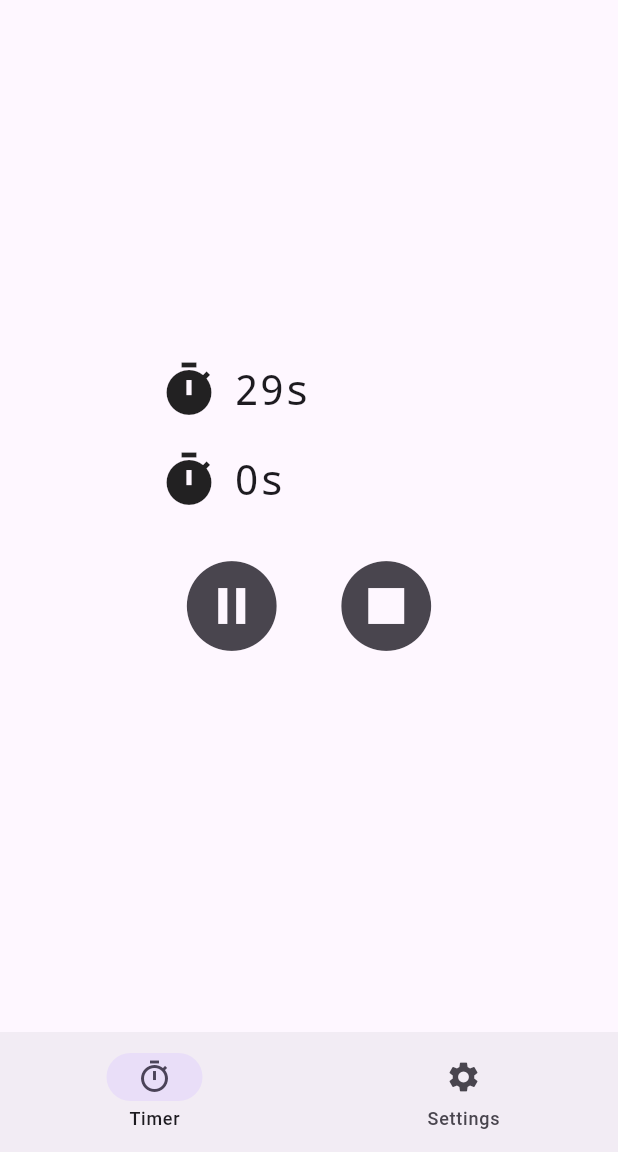
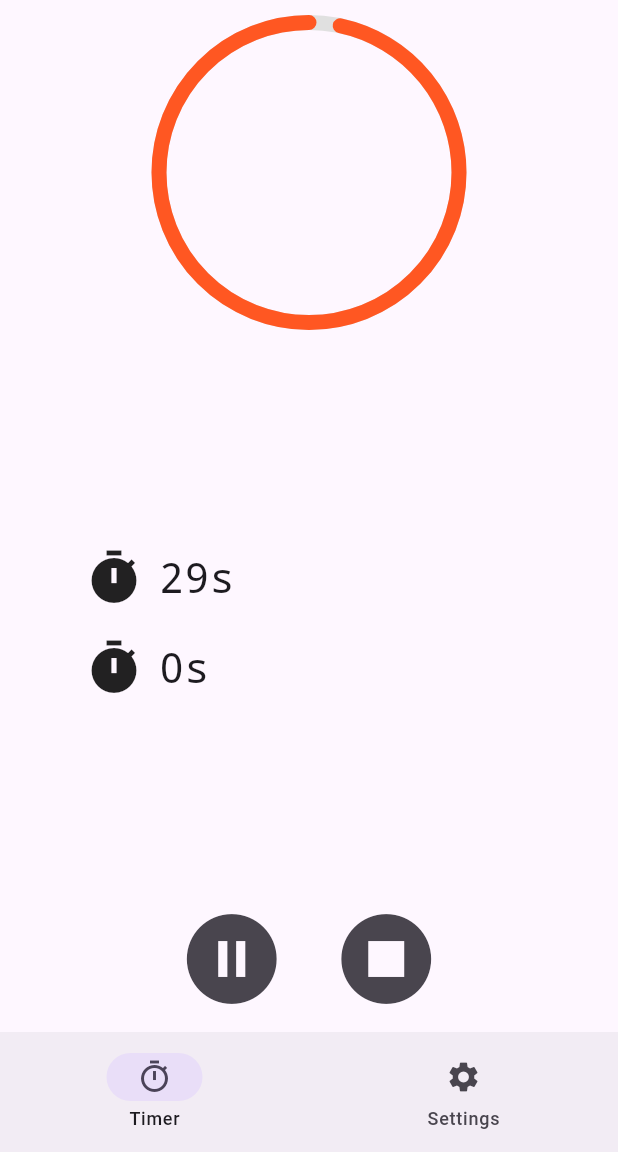
Before and after one commit to LaineOtto/meditation-timer-plus, a Flutter app: the screen it shows after launch, after a tap on the "play circle filled" icon, on a phone screen of 412 x 824 dp, the part 84-1236 px from its top. Run offline on Flutter 3.47's test engine with Material 3 defaults, Android fonts, the phone set to English and light mode, and no system bars; our stand-ins replace flutter_riverpod, freezed_annotation; missing offline and left inert: android_alarm_manager_plus, do_not_disturb, flutter_volume_controller, sound_mode.

Commit message:
add progress circle

```diff
--- a/meditation_timer_plus/lib/main.dart
+++ b/meditation_timer_plus/lib/main.dart
@@ -1,3 +1,4 @@
+import 'dart:math';
 import 'package:flutter/material.dart';
 import 'package:flutter_riverpod/flutter_riverpod.dart';
 import 'package:flutter/cupertino.dart';
@@ -210,17 +211,33 @@ class _MyHomePageState extends ConsumerState<MyHomePage> {
     settingsState,
     settingsNotifier,
   ) {
+    final countdownInitial = timerState.countdownInitial.inSeconds;
+    double countdownProgress = timerState.countdownRemaining.inSeconds / countdownInitial;
+
     return Column(
+      mainAxisAlignment: MainAxisAlignment.spaceBetween,
+      children: [
+        Padding(
+          padding: const EdgeInsets.only(top: 15),
+          child: CustomPaint(
+            size: Size(200, 200),
+            painter: TimerProgressPainter(
+              progress: countdownProgress,
+            ),
+          ),
+        ),
+        Column(
           mainAxisAlignment: MainAxisAlignment.center,
           children: [
-        // TODO: add total time visible here, format it to look prettier
-        Row(
+            Padding(
+              padding: const EdgeInsets.only(top: 20),
+              child: Row(
                 mainAxisAlignment: MainAxisAlignment.center,
                 children: [
                   Icon(Icons.timer, size: 40),
                   SizedBox(width: 10),
                   SizedBox(
-              width: 150,
+                    width: 250,
                     child: Text(
                       _displayTimeFormatted(
                             timerState.countdownQueue,
@@ -231,7 +248,8 @@ class _MyHomePageState extends ConsumerState<MyHomePage> {
                               timerState.countdownRemaining,
                             )
                           : "Countdown Finished",
-                style: Theme.of(context).textTheme.headlineMedium?.copyWith(
+                      style: Theme.of(context).textTheme.headlineMedium
+                          ?.copyWith(
                             fontFeatures: [FontFeature.tabularFigures()],
                             fontFamily: 'monospace',
                           ),
@@ -240,6 +258,7 @@ class _MyHomePageState extends ConsumerState<MyHomePage> {
                   ),
                 ],
               ),
+            ),
             SizedBox(height: 20),
             Row(
               mainAxisAlignment: MainAxisAlignment.center,
@@ -247,7 +266,7 @@ class _MyHomePageState extends ConsumerState<MyHomePage> {
                 Icon(Icons.timer, size: 40),
                 SizedBox(width: 10),
                 SizedBox(
-              width: 150,
+                  width: 250,
                   child: Text(
                     _displayTimeFormatted(
                           [],
@@ -264,8 +283,11 @@ class _MyHomePageState extends ConsumerState<MyHomePage> {
                 ),
               ],
             ),
-        SizedBox(height: 20),
-        Row(
+          ],
+        ),
+        Padding(
+          padding: const EdgeInsets.only(bottom: 5),
+          child: Row(
             mainAxisAlignment: MainAxisAlignment.center,
             children: [
               IconButton(
@@ -283,6 +305,7 @@ class _MyHomePageState extends ConsumerState<MyHomePage> {
                 icon: Icon(Icons.stop_circle),
               ),
             ],
+          ),
         ),
       ],
     );
@@ -359,3 +382,47 @@ class _MyHomePageState extends ConsumerState<MyHomePage> {
     );
   }
 }
+
+class TimerProgressPainter extends CustomPainter {
+  final double progress; //0.0 to 1.0
+
+  TimerProgressPainter({required this.progress});
+
+  void paint(Canvas canvas, Size size) {
+    final center = size.center(Offset.zero);
+    final radius = size.width / 2;
+
+    final backgroundPaint = Paint()
+      ..color = Colors.grey.shade300
+      ..style = PaintingStyle.stroke
+      ..strokeWidth = 10;
+
+    final progressPaint = Paint()
+      ..color = Colors.deepOrange
+      ..style = PaintingStyle.stroke
+      ..strokeWidth = 10
+      ..strokeCap = StrokeCap.round;
+
+    canvas.drawCircle(center, radius, backgroundPaint);
+
+    final startAngle = -pi / 2;
+    double currentAngle = -2 * pi * progress;
+
+    if (progress == double.infinity) {
+      currentAngle = 2 * pi;
+    }
+
+    canvas.drawArc(
+      Rect.fromCircle(center: center, radius: radius),
+      startAngle,
+      currentAngle,
+      false,
+      progressPaint,
+    );
+  }
+
+  @override
+  bool shouldRepaint(covariant TimerProgressPainter oldDelegate) {
+    return oldDelegate.progress != progress;
+  }
+}
--- a/meditation_timer_plus/lib/timer_notifier.dart
+++ b/meditation_timer_plus/lib/timer_notifier.dart
@@ -4,7 +4,6 @@ import 'package:flutter/material.dart';
 import 'package:flutter_riverpod/flutter_riverpod.dart';
 
 import 'timer_state.dart';
-
 
 @pragma('vm:entry-point')
 void alarmCallback() {
@@ -25,6 +24,7 @@ class TimerNotifier extends StateNotifier<TimerState> {
     _isFirstRun = false;
     state = state.copyWith(
       countdownRemaining: duration,
+      countdownInitial: duration,
       countdownQueue: [],
       currentMode: TimerMode.single,
     );
@@ -55,6 +55,8 @@ class TimerNotifier extends StateNotifier<TimerState> {
     });
 
     Duration countdownRemaining = state.countdownRemaining;
+
+    updateInitialDuration(state.countdownRemaining);
 
     if (state.countdownQueue.isNotEmpty && _isFirstRun) {
       countdownRemaining = state.countdownQueue.first;
@@ -88,7 +90,6 @@ class TimerNotifier extends StateNotifier<TimerState> {
     }
 
     scheduleAlarm(Duration(seconds: 10));
-    print("schedule called");
 
     _countdownTimer?.cancel();
     _countdownTimer = Timer.periodic(Duration(seconds: 1), (timer) {
--- a/meditation_timer_plus/lib/timer_state.dart
+++ b/meditation_timer_plus/lib/timer_state.dart
@@ -12,6 +12,7 @@ class TimerState with _$TimerState {
     required bool isRunning,
     required Duration stopwatchElapsed,
     required Duration countdownRemaining,
+    required Duration countdownInitial,
     required List<Duration> countdownQueue,
     required TimerMode currentMode,
     required IconData currentIcon,
@@ -21,6 +22,7 @@ class TimerState with _$TimerState {
     isRunning: false,
     stopwatchElapsed: Duration.zero,
     countdownRemaining: Duration(seconds: 30),
+    countdownInitial: Duration(seconds: 0),
     countdownQueue: [],
     currentMode: TimerMode.single,
     currentIcon: Icons.play_circle_fill,
```
Also changed, not shown: meditation_timer_plus/lib/timer_state.freezed.dart. Lines whose indentation alone changed are shown as unchanged.
